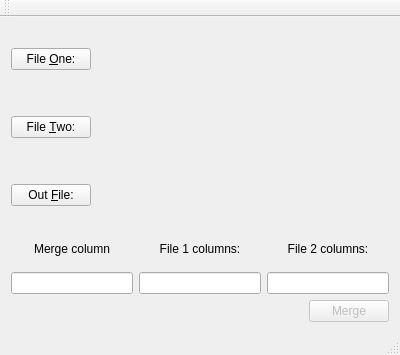
Qt form SimpleMerger/simplemergerwindow.ui (aelinden/OruStuff) before a commit.
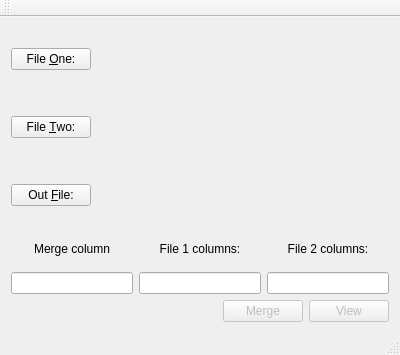
The same form after that commit.

```diff
--- a/SimpleMerger/simplemergerwindow.ui
+++ b/SimpleMerger/simplemergerwindow.ui
@@ -14,8 +14,8 @@
    <string>Simple Merger</string>
   </property>
   <widget class="QWidget" name="centralWidget">
-   <layout class="QVBoxLayout" name="verticalLayout_4">
-    <item>
+   <layout class="QGridLayout" name="gridLayout">
+    <item row="0" column="0">
      <layout class="QHBoxLayout" name="horizontalLayout_2">
       <item>
        <widget class="QPushButton" name="fileOneButton">
@@ -46,7 +46,7 @@
       </item>
      </layout>
     </item>
-    <item>
+    <item row="1" column="0">
      <layout class="QHBoxLayout" name="horizontalLayout_3">
       <item>
        <widget class="QPushButton" name="fileTwoButton">
@@ -77,7 +77,7 @@
       </item>
      </layout>
     </item>
-    <item>
+    <item row="2" column="0">
      <layout class="QHBoxLayout" name="horizontalLayout_5">
       <item>
        <widget class="QPushButton" name="outFileButton">
@@ -108,7 +108,7 @@
       </item>
      </layout>
     </item>
-    <item>
+    <item row="3" column="0">
      <layout class="QHBoxLayout" name="horizontalLayout">
       <item>
        <layout class="QVBoxLayout" name="verticalLayout">
@@ -175,7 +175,7 @@
       </item>
      </layout>
     </item>
-    <item>
+    <item row="4" column="0">
      <layout class="QHBoxLayout" name="horizontalLayout_4">
       <item>
        <spacer name="horizontalSpacer">
@@ -200,6 +200,16 @@
         </property>
        </widget>
       </item>
+      <item>
+       <widget class="QPushButton" name="viewButton">
+        <property name="enabled">
+         <bool>false</bool>
+        </property>
+        <property name="text">
+         <string>View</string>
+        </property>
+       </widget>
+      </item>
      </layout>
     </item>
    </layout>
@@ -210,7 +220,7 @@
      <x>0</x>
      <y>0</y>
      <width>400</width>
-     <height>20</height>
+     <height>19</height>
     </rect>
    </property>
   </widget>
```
